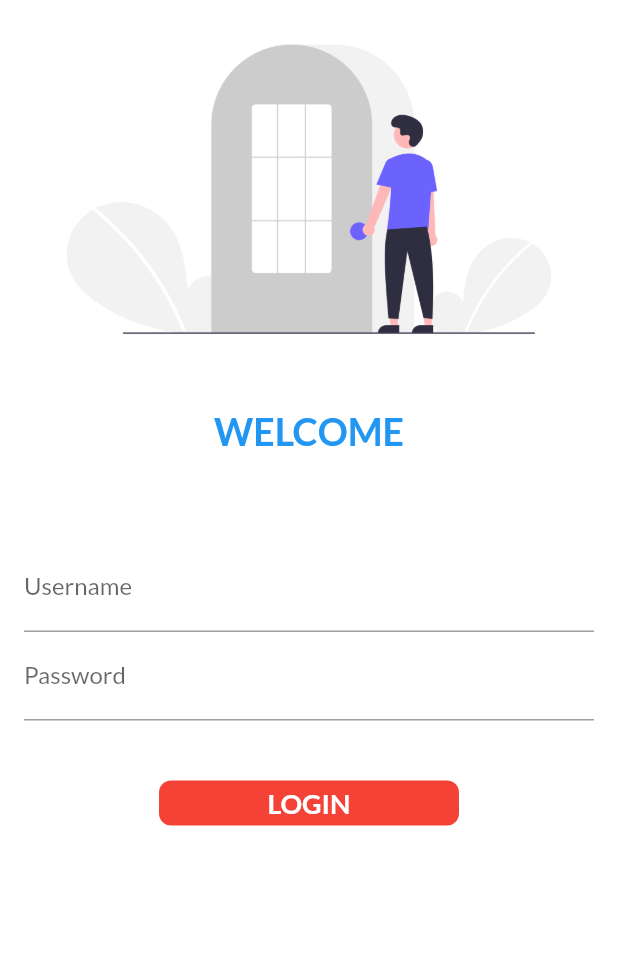
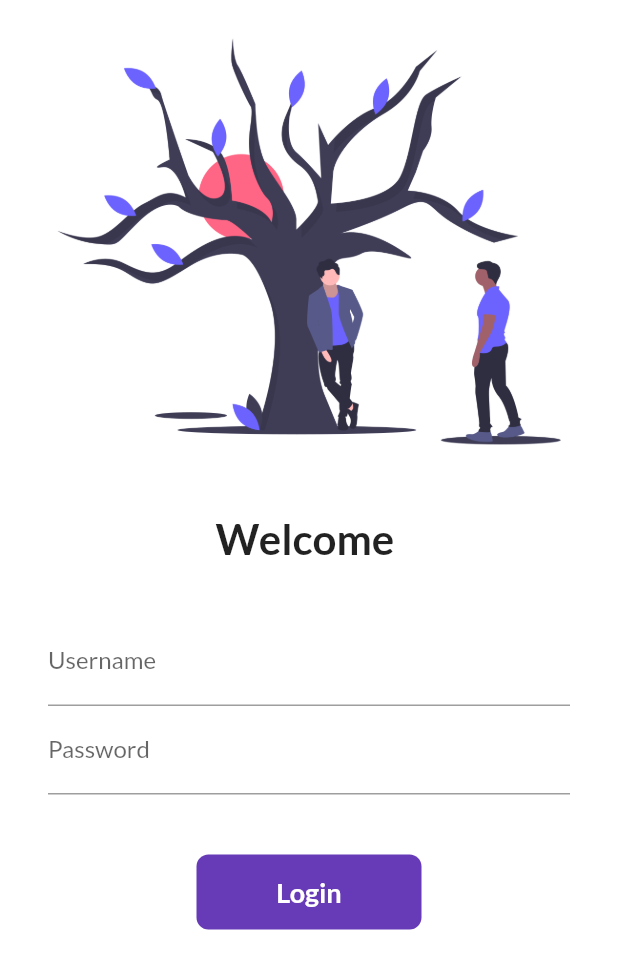
Before and after one commit to VARITHSA/flutter_ecommerce, a Flutter app: the screen it shows after launch, on a phone screen of 412 x 824 dp. Shown: the top 969 px of the screen. Run offline on Flutter 3.47's test engine with Material 2 defaults, Android fonts, the phone set to English and light mode, and no system bars; our stand-ins replace google_fonts.

Commit message:
day 7 completed

```diff
--- a/lib/main.dart
+++ b/lib/main.dart
@@ -16,7 +16,7 @@ class MyApp extends StatelessWidget {
     return MaterialApp(
       themeMode: ThemeMode.light,
       theme: ThemeData(
-          primarySwatch: Colors.red,
+          primarySwatch: Colors.deepPurple,
           fontFamily: GoogleFonts.lato().fontFamily,
           primaryTextTheme: GoogleFonts.latoTextTheme()),
       darkTheme: ThemeData(
--- a/lib/pages/login_page.dart
+++ b/lib/pages/login_page.dart
@@ -1,73 +1,106 @@
-import 'package:flutter/cupertino.dart';
 import 'package:flutter/material.dart';
 import 'package:intro/utils/routes.dart';
-
 class LoginPage extends StatefulWidget {
   @override
-  State<LoginPage> createState() => _LoginPageState();
+  _LoginPageState createState() => _LoginPageState();
 }
 
 class _LoginPageState extends State<LoginPage> {
+  String name = "";
   bool changeButton = false;
+
+  final _formKey = GlobalKey<FormState>();
+
+  moveToHome(BuildContext context) async {
+    if (_formKey.currentState!.validate()) {
+      setState(() {
+        changeButton = true;
+      });
+      await Future.delayed(const Duration(seconds: 1));
+      await Navigator.pushNamed(context, MyRoutes.homeRoute);
+      setState(() {
+        changeButton = false;
+      });
+    }
+  }
 
   @override
   Widget build(BuildContext context) {
     return Material(
         color: Colors.white,
         child: SingleChildScrollView(
+          child: Form(
+            key: _formKey,
             child: Column(
               children: [
                 Image.asset(
-              "assets/images/login_image.png",
+                  "assets/images/tree.png",
                   fit: BoxFit.cover,
                 ),
                 const SizedBox(
                   height: 20.0,
                 ),
-            const Text(
-              "WELCOME",
-              style: TextStyle(
-                  fontSize: 25,
+                Text(
+                  "Welcome $name",
+                  style: const TextStyle(
+                    fontSize: 28,
                     fontWeight: FontWeight.bold,
-                  color: Colors.blue),
+                  ),
                 ),
                 const SizedBox(
                   height: 20.0,
                 ),
                 Padding(
-              padding:
-                  const EdgeInsets.symmetric(vertical: 40.0, horizontal: 16.0),
+                  padding: const EdgeInsets.symmetric(
+                      vertical: 16.0, horizontal: 32.0),
                   child: Column(
                     children: [
                       TextFormField(
                         decoration: const InputDecoration(
-                      hintText: "Enter the username",
+                          hintText: "Enter username",
                           labelText: "Username",
                         ),
+                        validator: (value) {
+                          if (value!.isEmpty ) {
+                            return "Username cannot be empty";
+                          }
+
+                          return null;
+                        },
+                        onChanged: (value) {
+                          name = value;
+                          setState(() {});
+                        },
                       ),
                       TextFormField(
                         obscureText: true,
                         decoration: const InputDecoration(
-                      hintText: "Enter the password",
+                          hintText: "Enter password",
                           labelText: "Password",
                         ),
+                        validator: (value) {
+                          if (value!.isEmpty) {
+                            return "Password cannot be empty";
+                          } else if (value.isEmpty &&value.length < 6) {
+                            return "Password length should be atleast 6";
+                          }
+
+                          return null;
+                        },
                       ),
                       const SizedBox(
                         height: 40.0,
                       ),
-
-                  InkWell(
-                    onTap: () async {
-                      setState(() {
-                        changeButton = true;
-                      });
-                      await Future.delayed(Duration(seconds: 1));
-                       Navigator.pushNamed(context, MyRoutes.homeRoute);
-                    },
+                      Material(
+                        color: Colors.deepPurple,
+                        borderRadius:
+                            BorderRadius.circular(changeButton ? 50 : 8),
+                        child: InkWell(
+                          onTap: () => moveToHome(context),
                           child: AnimatedContainer(
                             duration: const Duration(seconds: 1),
-                      width: changeButton ? 100 : 200,
-                      height: 30,
+                            width: changeButton ? 50 : 150,
+                            height: 50,
                             alignment: Alignment.center,
                             child: changeButton
                                 ? const Icon(
@@ -75,32 +108,21 @@ class _LoginPageState extends State<LoginPage> {
                                     color: Colors.white,
                                   )
                                 : const Text(
-                              "LOGIN",
+                                    "Login",
                                     style: TextStyle(
                                         color: Colors.white,
                                         fontWeight: FontWeight.bold,
                                         fontSize: 18),
                                   ),
-                      decoration: BoxDecoration(
-                          color: Colors.red,
-                          borderRadius: BorderRadius.circular(8)),
                           ),
-                  )
-
-                  // ElevatedButton(
-                  //   child: const Text("Login"),
-                  //   style: TextButton.styleFrom(
-                  //     minimumSize: const Size(100,30)),
-                  //   onPressed: () {
-                  //     Navigator.pushNamed(context, MyRoutes.homeRoute);
-                  //   },
-                  // ),
+                        ),
+                      ),
                     ],
                   ),
                 )
               ],
             ),
           ),
-    );
+        ));
   }
 }
```
Also changed, not shown: assets/images/tree.png (added). Lines whose indentation alone changed are shown as unchanged.
